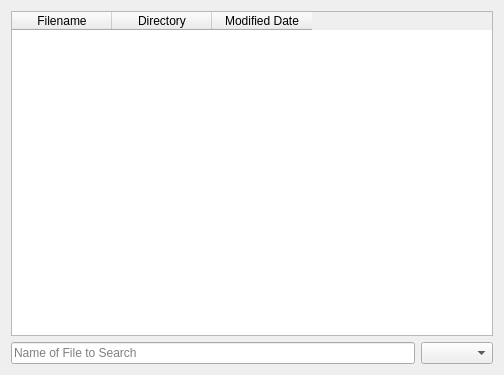
Above: liteidex/src/liteapp/openfiledialog.ui from rechardchen/liteide before the change. Below: the same form after it.
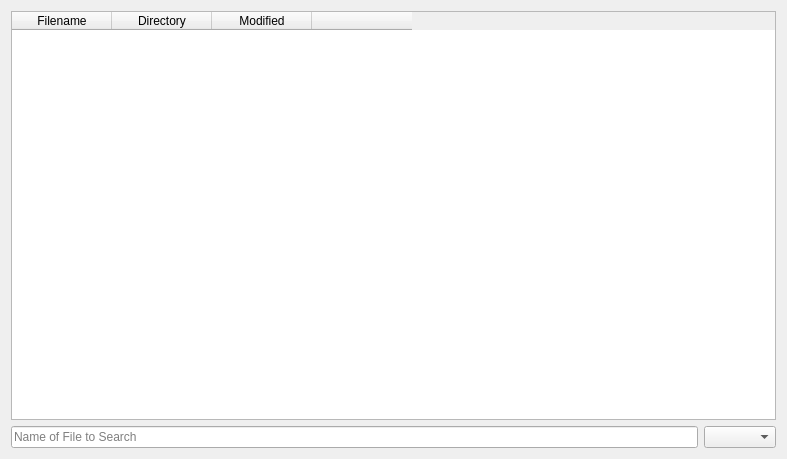
That is the form after the change.

Commit message: finish search file dialog

The edit to the form file:
```diff
--- a/liteidex/src/liteapp/openfiledialog.ui
+++ b/liteidex/src/liteapp/openfiledialog.ui
@@ -6,8 +6,8 @@
    <rect>
     <x>0</x>
     <y>0</y>
-    <width>504</width>
-    <height>375</height>
+    <width>787</width>
+    <height>459</height>
    </rect>
   </property>
   <property name="windowTitle">
@@ -21,6 +21,21 @@
     <layout class="QVBoxLayout" name="verticalLayout">
      <item>
       <widget class="QTableWidget" name="filelist">
+       <property name="editTriggers">
+        <set>QAbstractItemView::NoEditTriggers</set>
+       </property>
+       <property name="selectionMode">
+        <enum>QAbstractItemView::SingleSelection</enum>
+       </property>
+       <property name="selectionBehavior">
+        <enum>QAbstractItemView::SelectRows</enum>
+       </property>
+       <property name="showGrid">
+        <bool>false</bool>
+       </property>
+       <attribute name="verticalHeaderVisible">
+        <bool>false</bool>
+       </attribute>
        <column>
         <property name="text">
          <string>Filename</string>
@@ -33,7 +48,12 @@
        </column>
        <column>
         <property name="text">
-         <string>Modified Date</string>
+         <string>Modified</string>
+        </property>
+       </column>
+       <column>
+        <property name="text">
+         <string/>
         </property>
        </column>
       </widget>
```
Left out of the diff: 5 changed lines with no effect on the pictures. The commit also changes 4 other files.
